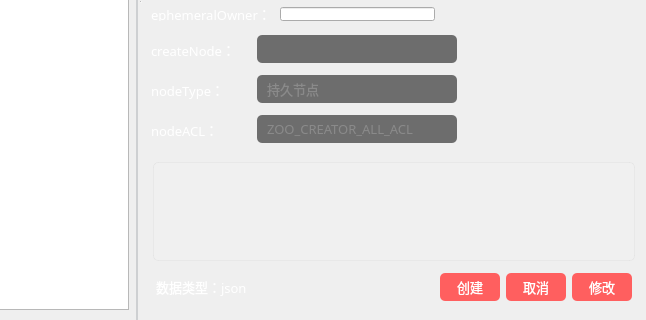
Above: source/zookeeperwidget.ui from HuaGouFdog/Fdog-Kit before the change; both pictures show x 373 to 1019 and y 334 to 654 of the 1019 by 654 pixel window. Below: the same form after it.
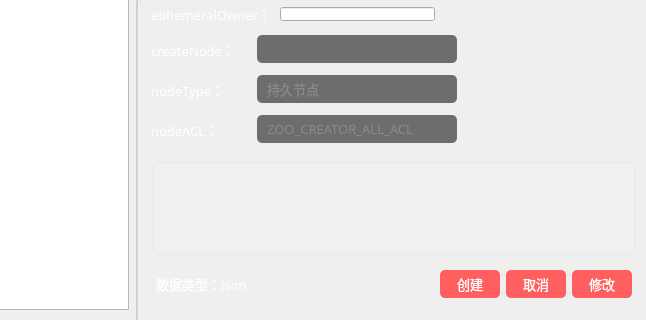
That is the form after the change. Icons and pictures are not drawn.

Diff of the .ui file:
```diff
--- a/source/zookeeperwidget.ui
+++ b/source/zookeeperwidget.ui
@@ -2237,6 +2237,12 @@
              </item>
              <item>
               <widget class="QWidget" name="horizontalWidget_1_2_5_1r" native="true">
+               <property name="minimumSize">
+                <size>
+                 <width>0</width>
+                 <height>40</height>
+                </size>
+               </property>
                <property name="maximumSize">
                 <size>
                  <width>16777215</width>
```
Left out of the diff: 3 changed lines with no effect on the pictures.
